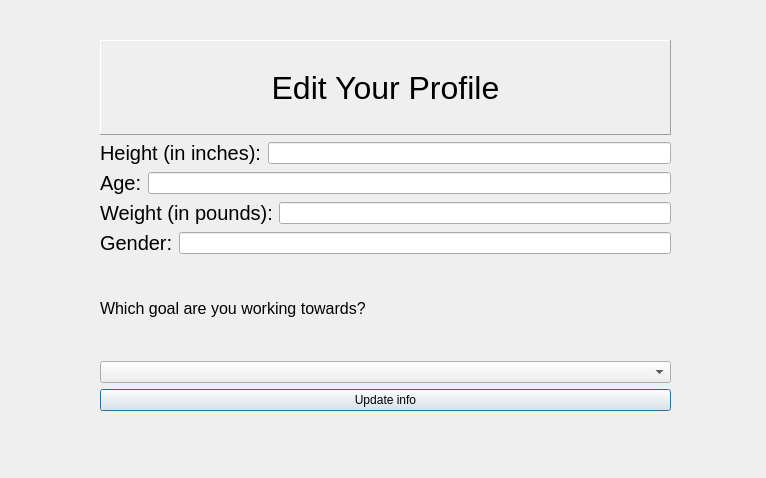
Qt form edituserinfo.ui (Nicholas-LeBoeuf/RemoteWorkouts) before a commit.
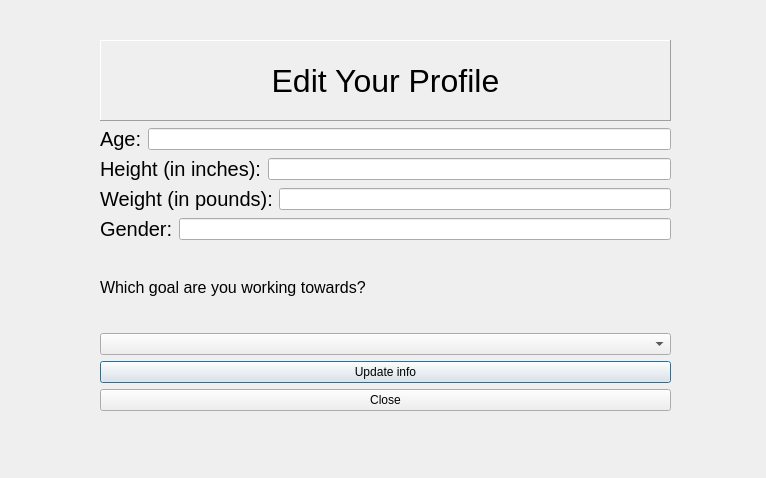
The same form after that commit.

Commit message: added field validations and integer validations for the edit user page. Also changed age and height on the UI. Added a close button as well.

```diff
--- a/edituserinfo.ui
+++ b/edituserinfo.ui
@@ -47,29 +47,6 @@
     <item>
      <layout class="QHBoxLayout" name="horizontalLayout_3">
       <item>
-       <widget class="QLabel" name="HeightLabel">
-        <property name="font">
-         <font>
-          <pointsize>15</pointsize>
-         </font>
-        </property>
-        <property name="text">
-         <string>Height (in inches):</string>
-        </property>
-       </widget>
-      </item>
-      <item>
-       <widget class="QLineEdit" name="userHeight">
-        <property name="text">
-         <string/>
-        </property>
-       </widget>
-      </item>
-     </layout>
-    </item>
-    <item>
-     <layout class="QHBoxLayout" name="horizontalLayout">
-      <item>
        <widget class="QLabel" name="AgeLabel">
         <property name="font">
          <font>
@@ -90,6 +67,29 @@
       </item>
      </layout>
     </item>
+    <item>
+     <layout class="QHBoxLayout" name="horizontalLayout">
+      <item>
+       <widget class="QLabel" name="HeightLabel">
+        <property name="font">
+         <font>
+          <pointsize>15</pointsize>
+         </font>
+        </property>
+        <property name="text">
+         <string>Height (in inches):</string>
+        </property>
+       </widget>
+      </item>
+      <item>
+       <widget class="QLineEdit" name="userHeight">
+        <property name="text">
+         <string/>
+        </property>
+       </widget>
+      </item>
+     </layout>
+    </item>
     <item>
      <layout class="QHBoxLayout" name="horizontalLayout_4">
       <item>
@@ -153,6 +153,11 @@
       <property name="placeholderText">
        <string>Make a selection...</string>
       </property>
+      <item>
+       <property name="text">
+        <string>Make a selection...</string>
+       </property>
+      </item>
       <item>
        <property name="text">
         <string>Losing weight</string>
@@ -177,6 +182,13 @@
       </property>
      </widget>
     </item>
+    <item>
+     <widget class="QPushButton" name="close">
+      <property name="text">
+       <string>Close</string>
+      </property>
+     </widget>
+    </item>
    </layout>
   </widget>
  </widget>
```
The commit also changes 4 other files.
